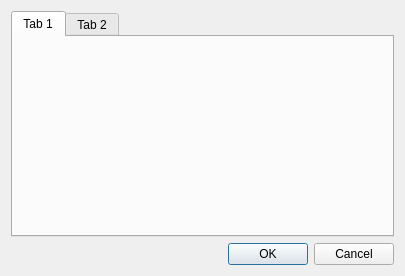
First picture: the form in qCC/ui_templates/bdrSettingGrdFilterDlg.ui, repository CloudCompare/CloudCompare, before the edit.
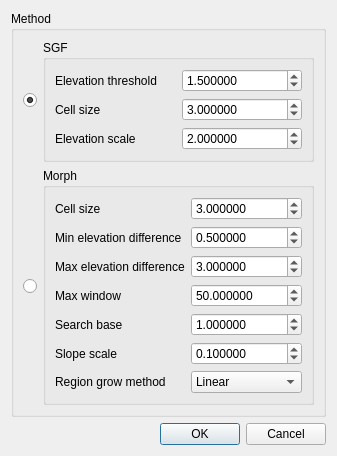
Second picture: the form after the edit.

```diff
--- a/qCC/ui_templates/bdrSettingGrdFilterDlg.ui
+++ b/qCC/ui_templates/bdrSettingGrdFilterDlg.ui
@@ -6,8 +6,8 @@
    <rect>
     <x>0</x>
     <y>0</y>
-    <width>405</width>
-    <height>276</height>
+    <width>333</width>
+    <height>406</height>
    </rect>
   </property>
   <property name="windowTitle">
@@ -15,22 +15,284 @@
   </property>
   <layout class="QVBoxLayout" name="verticalLayout">
    <item>
-    <widget class="QTabWidget" name="filterMethodTabWidget">
-     <property name="currentIndex">
-      <number>0</number>
+    <widget class="QGroupBox" name="groupBox">
+     <property name="title">
+      <string>Method</string>
      </property>
-     <widget class="QWidget" name="tab">
-      <attribute name="title">
-       <string>Tab 1</string>
-      </attribute>
-     </widget>
-     <widget class="QWidget" name="tab_2">
-      <attribute name="title">
-       <string>Tab 2</string>
-      </attribute>
-     </widget>
+     <property name="flat">
+      <bool>true</bool>
+     </property>
+     <layout class="QGridLayout" name="gridLayout">
+      <item row="1" column="1">
+       <widget class="QGroupBox" name="groupBoxMorph">
+        <property name="title">
+         <string>Morph</string>
+        </property>
+        <layout class="QGridLayout" name="gridLayout_2">
+         <item row="0" column="0">
+          <widget class="QLabel" name="label_4">
+           <property name="text">
+            <string>Cell size</string>
+           </property>
+          </widget>
+         </item>
+         <item row="0" column="1">
+          <widget class="QDoubleSpinBox" name="MorphCellSizeDoubleSpinBox">
+           <property name="decimals">
+            <number>6</number>
+           </property>
+           <property name="maximum">
+            <double>10000000000.000000000000000</double>
+           </property>
+           <property name="value">
+            <double>3.000000000000000</double>
+           </property>
+          </widget>
+         </item>
+         <item row="1" column="0">
+          <widget class="QLabel" name="label_5">
+           <property name="text">
+            <string>Min elevation difference</string>
+           </property>
+          </widget>
+         </item>
+         <item row="1" column="1">
+          <widget class="QDoubleSpinBox" name="MorphMinElevDiffDoubleSpinBox">
+           <property name="decimals">
+            <number>6</number>
+           </property>
+           <property name="maximum">
+            <double>100000000.000000000000000</double>
+           </property>
+           <property name="singleStep">
+            <double>0.100000000000000</double>
+           </property>
+           <property name="value">
+            <double>0.500000000000000</double>
+           </property>
+          </widget>
+         </item>
+         <item row="2" column="0">
+          <widget class="QLabel" name="label_6">
+           <property name="text">
+            <string>Max elevation difference</string>
+           </property>
+          </widget>
+         </item>
+         <item row="2" column="1">
+          <widget class="QDoubleSpinBox" name="MorphMaxElevDiffDoubleSpinBox">
+           <property name="decimals">
+            <number>6</number>
+           </property>
+           <property name="maximum">
+            <double>100000000.000000000000000</double>
+           </property>
+           <property name="value">
+            <double>3.000000000000000</double>
+           </property>
+          </widget>
+         </item>
+         <item row="3" column="0">
+          <widget class="QLabel" name="label_7">
+           <property name="text">
+            <string>Max window</string>
+           </property>
+          </widget>
+         </item>
+         <item row="3" column="1">
+          <widget class="QDoubleSpinBox" name="MorphMaxWindowDoubleSpinBox">
+           <property name="decimals">
+            <number>6</number>
+           </property>
+           <property name="maximum">
+            <double>100000000.000000000000000</double>
+           </property>
+           <property name="singleStep">
+            <double>10.000000000000000</double>
+           </property>
+           <property name="value">
+            <double>50.000000000000000</double>
+           </property>
+          </widget>
+         </item>
+         <item row="4" column="0">
+          <widget class="QLabel" name="label_8">
+           <property name="text">
+            <string>Search base</string>
+           </property>
+          </widget>
+         </item>
+         <item row="4" column="1">
+          <widget class="QDoubleSpinBox" name="MorphSearchBaseDoubleSpinBox">
+           <property name="decimals">
+            <number>6</number>
+           </property>
+           <property name="maximum">
+            <double>100000000.000000000000000</double>
+           </property>
+           <property name="value">
+            <double>1.000000000000000</double>
+           </property>
+          </widget>
+         </item>
+         <item row="5" column="0">
+          <widget class="QLabel" name="label_9">
+           <property name="text">
+            <string>Slope scale</string>
+           </property>
+          </widget>
+         </item>
+         <item row="5" column="1">
+          <widget class="QDoubleSpinBox" name="MorphSlopeScaleDoubleSpinBox">
+           <property name="decimals">
+            <number>6</number>
+           </property>
+           <property name="maximum">
+            <double>100000000.000000000000000</double>
+           </property>
+           <property name="singleStep">
+            <double>0.100000000000000</double>
+           </property>
+           <property name="value">
+            <double>0.100000000000000</double>
+           </property>
+          </widget>
+         </item>
+         <item row="6" column="0">
+          <widget class="QLabel" name="label_10">
+           <property name="text">
+            <string>Region grow method</string>
+           </property>
+          </widget>
+         </item>
+         <item row="6" column="1">
+          <widget class="QComboBox" name="MorphRegionGrowComboBox">
+           <property name="currentText">
+            <string>Linear</string>
+           </property>
+           <property name="currentIndex">
+            <number>0</number>
+           </property>
+           <item>
+            <property name="text">
+             <string>Linear</string>
+            </property>
+           </item>
+           <item>
+            <property name="text">
+             <string>Exponential</string>
+            </property>
+           </item>
+          </widget>
+         </item>
+        </layout>
+       </widget>
+      </item>
+      <item row="0" column="1">
+       <widget class="QGroupBox" name="groupBoxSGF">
+        <property name="title">
+         <string>SGF</string>
+        </property>
+        <layout class="QGridLayout" name="gridLayout_3">
+         <item row="0" column="0">
+          <widget class="QLabel" name="label">
+           <property name="text">
+            <string>Elevation threshold</string>
+           </property>
+          </widget>
+         </item>
+         <item row="0" column="1">
+          <widget class="QDoubleSpinBox" name="SGFElevThresholdDoubleSpinBox">
+           <property name="decimals">
+            <number>6</number>
+           </property>
+           <property name="maximum">
+            <double>100000000.000000000000000</double>
+           </property>
+           <property name="singleStep">
+            <double>0.100000000000000</double>
+           </property>
+           <property name="value">
+            <double>1.500000000000000</double>
+           </property>
+          </widget>
+         </item>
+         <item row="1" column="0">
+          <widget class="QLabel" name="label_2">
+           <property name="text">
+            <string>Cell size</string>
+           </property>
+          </widget>
+         </item>
+         <item row="1" column="1">
+          <widget class="QDoubleSpinBox" name="SGFCellSizeDoubleSpinBox">
+           <property name="decimals">
+            <number>6</number>
+           </property>
+           <property name="maximum">
+            <double>10000000000.000000000000000</double>
+           </property>
+           <property name="value">
+            <double>3.000000000000000</double>
+           </property>
+          </widget>
+         </item>
+         <item row="2" column="0">
+          <widget class="QLabel" name="label_3">
+           <property name="text">
+            <string>Elevation scale</string>
+           </property>
+          </widget>
+         </item>
+         <item row="2" column="1">
+          <widget class="QDoubleSpinBox" name="SGFElevScaleDoubleSpinBox">
+           <property name="decimals">
+            <number>6</number>
+           </property>
+           <property name="maximum">
+            <double>100000000.000000000000000</double>
+           </property>
+           <property name="value">
+            <double>2.000000000000000</double>
+           </property>
+          </widget>
+         </item>
+        </layout>
+       </widget>
+      </item>
+      <item row="1" column="0">
+       <widget class="QRadioButton" name="MethodMorphRadioButton">
+        <property name="text">
+         <string/>
+        </property>
+       </widget>
+      </item>
+      <item row="0" column="0">
+       <widget class="QRadioButton" name="MethodSGFRadioButton">
+        <property name="text">
+         <string/>
+        </property>
+        <property name="checked">
+         <bool>true</bool>
+        </property>
+       </widget>
+      </item>
+     </layout>
     </widget>
    </item>
+   <item>
+    <spacer name="verticalSpacer">
+     <property name="orientation">
+      <enum>Qt::Vertical</enum>
+     </property>
+     <property name="sizeHint" stdset="0">
+      <size>
+       <width>20</width>
+       <height>40</height>
+      </size>
+     </property>
+    </spacer>
+   </item>
    <item>
     <widget class="QDialogButtonBox" name="buttonBox">
      <property name="orientation">
```
Left out of the diff: 64 changed lines with no effect on the pictures.
